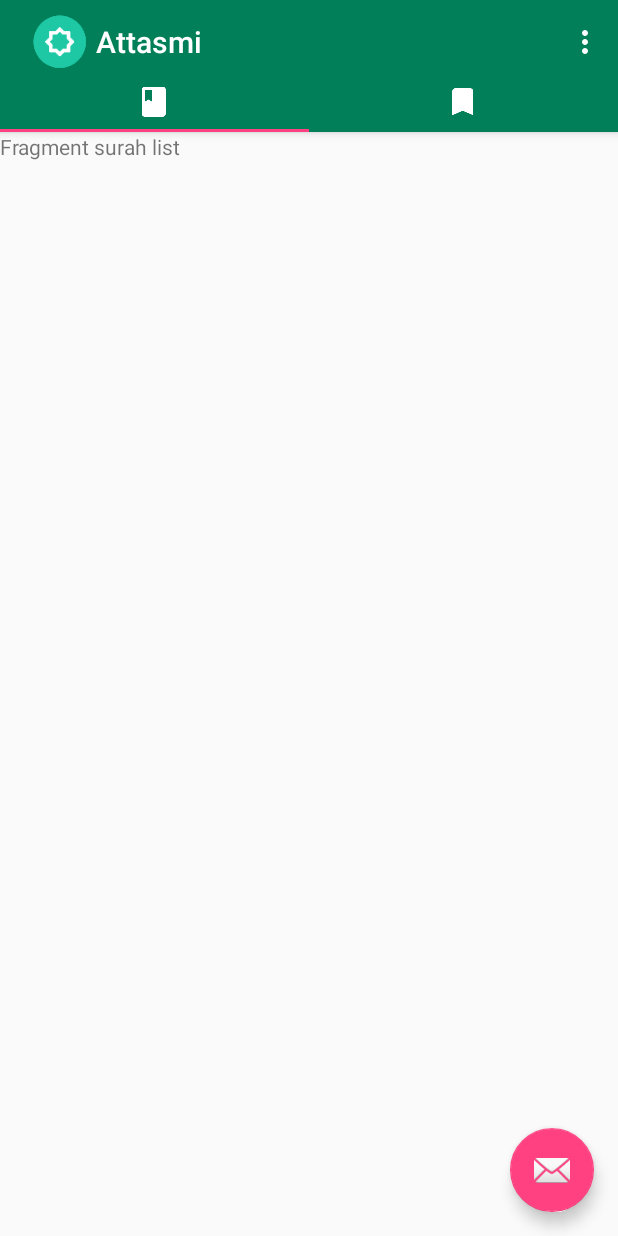
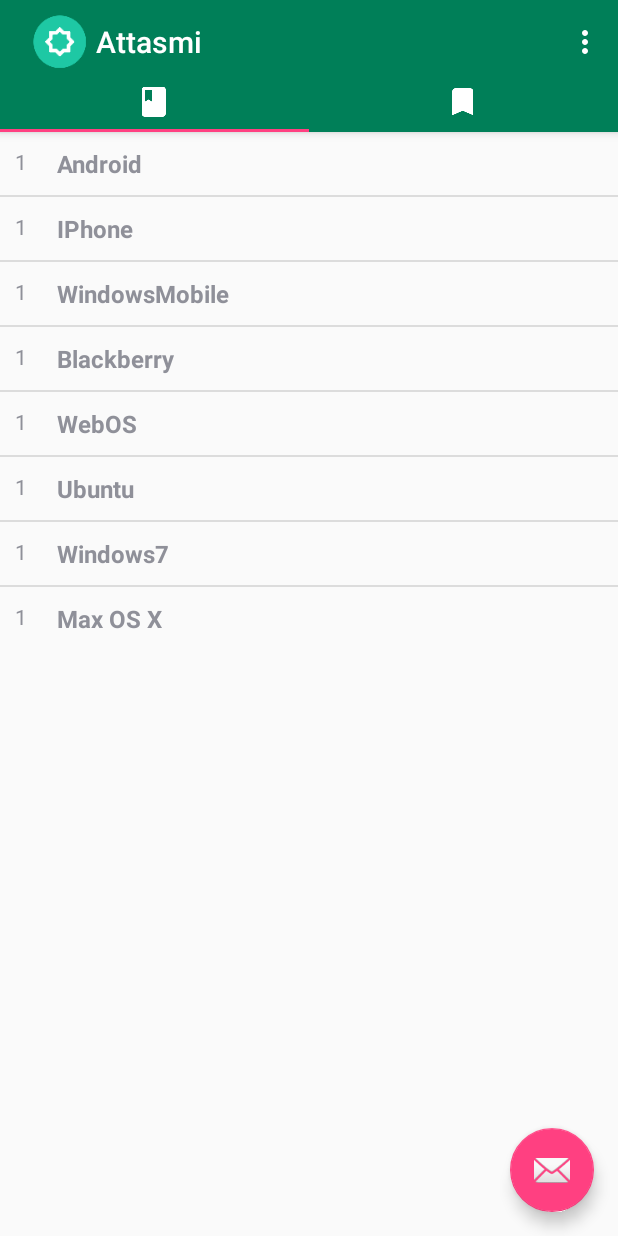
Before and after one commit to faldyif/attasmi, an Android app: the screen it shows after launch (HomeActivity), on a phone screen of 412 x 824 dp. Run offline under Robolectric (Android 15) with nearby library versions, the phone set to English and light mode, and no system bars.

Commit message:
[ADD] Prototype listview

```diff
--- a/app/src/main/java/id/preklit/attasmi/SurahListFragment.java
+++ b/app/src/main/java/id/preklit/attasmi/SurahListFragment.java
@@ -7,6 +7,8 @@
 import android.view.LayoutInflater;
 import android.view.View;
 import android.view.ViewGroup;
+import android.widget.ArrayAdapter;
+import android.widget.ListView;
 
 
 /**
@@ -26,6 +28,9 @@
     // TODO: Rename and change types of parameters
     private String mParam1;
     private String mParam2;
+
+    String[] surahNames = {"Android","IPhone","WindowsMobile","Blackberry",
+            "WebOS","Ubuntu","Windows7","Max OS X"};
 
     private OnFragmentInteractionListener mListener;
 
@@ -64,7 +69,14 @@
     public View onCreateView(LayoutInflater inflater, ViewGroup container,
                              Bundle savedInstanceState) {
         // Inflate the layout for this fragment
-        return inflater.inflate(R.layout.fragment_surah_list, container, false);
+        View view = inflater.inflate(R.layout.fragment_surah_list, container, false);
+
+        ArrayAdapter adapter = new ArrayAdapter<String>(getActivity().getApplicationContext(), R.layout.activity_listview_surah, R.id.label, surahNames);
+
+        ListView listView = (ListView) view.findViewById(R.id.surah_list);
+        listView.setAdapter(adapter);
+
+        return view;
     }
 
     // TODO: Rename method, update argument and hook method into UI event
--- /dev/null
+++ b/app/src/main/res/layout/activity_listview_surah.xml
@@ -0,0 +1,23 @@
+<?xml version="1.0" encoding="utf-8"?>
+<!--  Single List Item Design -->
+<LinearLayout xmlns:android="http://schemas.android.com/apk/res/android"
+    android:orientation="horizontal"
+    android:layout_width="match_parent"
+    android:layout_height="match_parent">
+
+    <TextView
+        android:id="@+id/surah_number"
+        android:text="1"
+        android:padding="10dip"
+        android:layout_width="wrap_content"
+        android:layout_height="match_parent" />
+    <TextView
+        android:id="@+id/label"
+        android:layout_width="wrap_content"
+        android:layout_height="match_parent"
+        android:padding="10dip"
+        android:textSize="16dip"
+        android:text="Test"
+        android:textStyle="bold" />
+
+</LinearLayout>
--- a/app/src/main/res/layout/fragment_surah_list.xml
+++ b/app/src/main/res/layout/fragment_surah_list.xml
@@ -4,10 +4,10 @@
     android:layout_height="match_parent"
     tools:context="id.preklit.attasmi.SurahListFragment">
 
-    <!-- TODO: Update blank fragment layout -->
-    <TextView
+    <ListView
+        android:id="@+id/surah_list"
         android:layout_width="match_parent"
-        android:layout_height="match_parent"
-        android:text="Fragment surah list" />
+        android:layout_height="wrap_content" >
+    </ListView>
 
 </FrameLayout>
```
